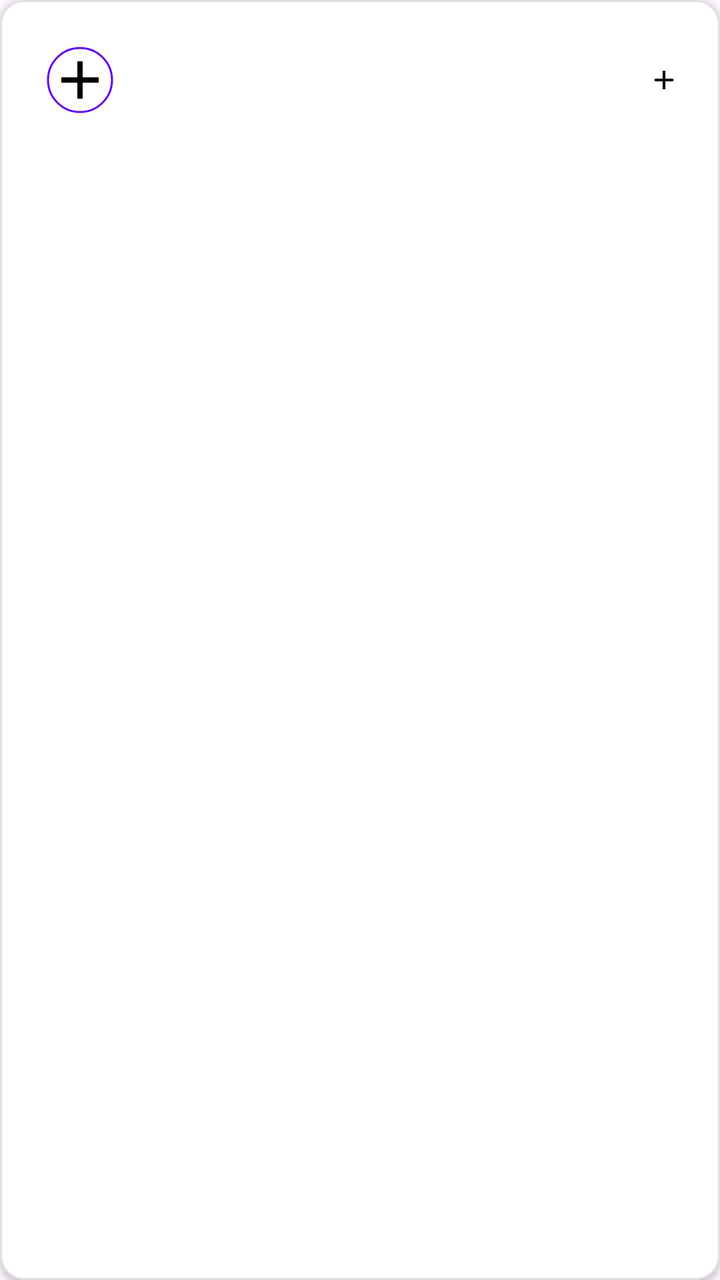
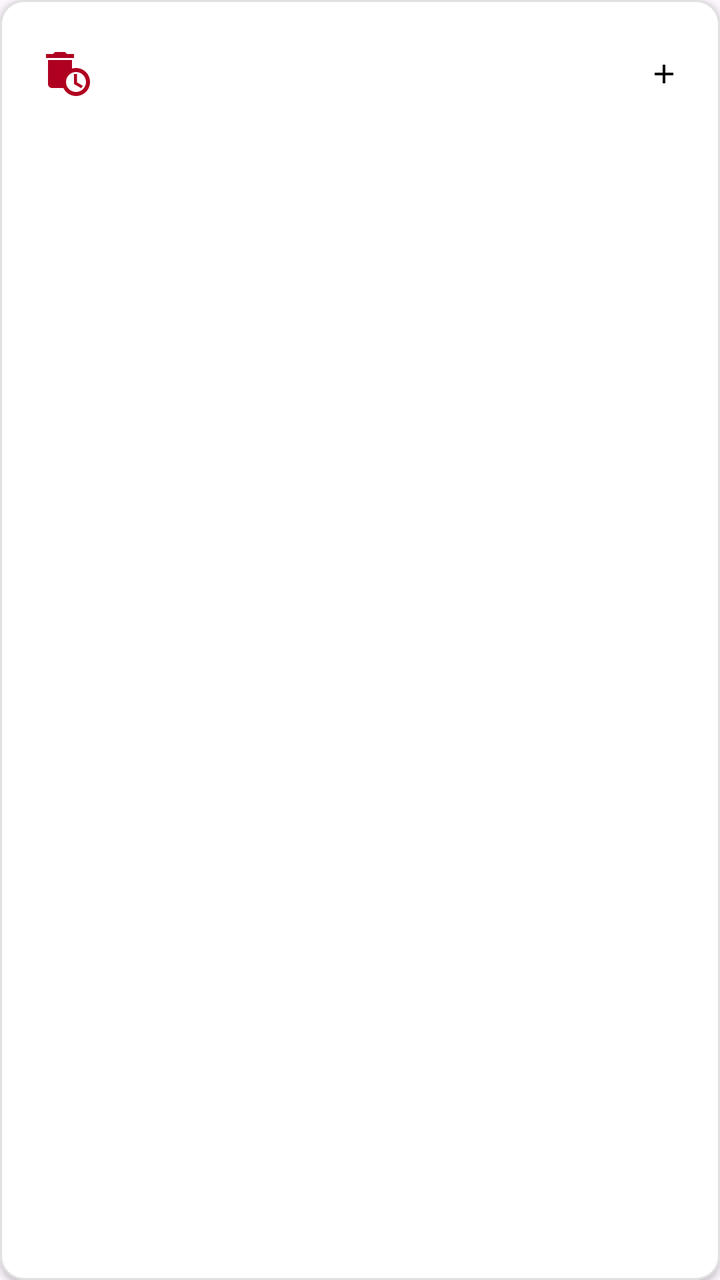

An Android layout rendered at two revisions. The XML below is the earlier revision; the diff shows what the commit changed to produce the second picture.
<!-- AndroidManifest.xml: application theme Theme.GitReposMVVM -->
<!-- res/layout/item_expense.xml -->
<?xml version="1.0" encoding="utf-8"?>
<com.google.android.material.card.MaterialCardView
        xmlns:android="http://schemas.android.com/apk/res/android"
        xmlns:app="http://schemas.android.com/apk/res-auto"
        android:layout_width="match_parent"
        android:layout_height="wrap_content"
        android:layout_margin="8dp"
        app:cardCornerRadius="12dp"
        app:cardElevation="2dp"
        app:strokeWidth="1dp"
        app:strokeColor="@color/card_stroke"
        android:backgroundTint="@color/white">

    <LinearLayout
            android:layout_width="match_parent"
            android:layout_height="wrap_content"
            android:orientation="horizontal"
            android:padding="16dp"
            android:gravity="center_vertical">

        
        <com.google.android.material.imageview.ShapeableImageView
                android:layout_width="48dp"
                android:layout_height="48dp"
                android:src="@drawable/ic_expense_category"
                app:shapeAppearanceOverlay="@style/circularImageView"
                app:strokeColor="@color/primary_color"
                app:strokeWidth="1dp"
                android:padding="8dp"
                android:backgroundTint="@color/primary_light" />

        
        <LinearLayout
                android:layout_width="0dp"
                android:layout_height="wrap_content"
                android:layout_weight="1"
                android:orientation="vertical"
                android:layout_marginStart="16dp"
                android:layout_marginEnd="8dp">

            <TextView
                    android:id="@+id/tvTitle"
                    android:layout_width="wrap_content"
                    android:layout_height="wrap_content"
                    android:textSize="16sp"
                    android:textStyle="bold"
                    android:textColor="@color/text_primary"
                    android:maxLines="1"
                    android:ellipsize="end" />

            <TextView
                    android:id="@+id/tvDate"
                    android:layout_width="wrap_content"
                    android:layout_height="wrap_content"
                    android:textSize="12sp"
                    android:textColor="@color/text_secondary"
                    android:layout_marginTop="4dp" />
        </LinearLayout>

        
        <TextView
                android:id="@+id/tvAmount"
                android:layout_width="wrap_content"
                android:layout_height="wrap_content"
                android:textSize="18sp"
                android:textStyle="bold"
                android:textColor="@color/primary_color"
                android:layout_marginEnd="8dp" />

        
        <ImageView
                android:id="@+id/ivMenu"
                android:layout_width="24dp"
                android:layout_height="24dp"
                android:src="@drawable/ic_more_vert"
                android:padding="4dp"
                android:clickable="true"
                android:focusable="true" />

    </LinearLayout>

</com.google.android.material.card.MaterialCardView>
<!-- resources referenced by this layout -->
<resources>
  <color name="card_stroke">#E0E0E0</color>
  <color name="primary_color">#6200EE</color>
  <color name="primary_light">#EFE7FF</color>
  <color name="text_primary">#1E1E1E</color>
  <color name="text_secondary">#757575</color>
  <color name="white">#FFFFFF</color>
  <!-- drawable ic_expense_category (drawable) -->
  <vector xmlns:android="http://schemas.android.com/apk/res/android" android:height="24dp" android:tint="#000000" android:viewportHeight="24" android:viewportWidth="24" android:width="24dp">
        
      <path android:fillColor="@android:color/white" android:pathData="M19,13h-6v6h-2v-6H5v-2h6V5h2v6h6v2z"/>
      
  </vector>
  <!-- drawable ic_more_vert (drawable) -->
  <vector xmlns:android="http://schemas.android.com/apk/res/android" android:height="24dp" android:tint="#000000" android:viewportHeight="24" android:viewportWidth="24" android:width="24dp">
        
      <path android:fillColor="@android:color/white" android:pathData="M19,13h-6v6h-2v-6H5v-2h6V5h2v6h6v2z"/>
      
  </vector>
  <style name="circularImageView" parent="">
              <item name="cornerFamily">rounded</item>
              <item name="cornerSize">50%</item>
          </style>
  <style name="Theme.GitReposMVVM" parent="Theme.Material3.DayNight.NoActionBar">
              <item name="colorPrimary">@color/primary_color</item>
              <item name="colorPrimaryVariant">@color/primary_dark</item>
              <item name="colorOnPrimary">@color/white</item>
              <item name="colorSecondary">@color/secondary_color</item>
              <item name="colorOnSecondary">@color/white</item>
              <item name="android:statusBarColor">?attr/colorPrimary</item>
          </style>
  <color name="primary_dark">#3700B3</color>
  <color name="secondary_color">#03DAC6</color>
</resources>

<!-- the commit's change to res/layout/item_expense.xml (unified diff, before → after) -->
@@ -19,15 +19,18 @@
             android:gravity="center_vertical">
 
         
-        <com.google.android.material.imageview.ShapeableImageView
-                android:layout_width="48dp"
-                android:layout_height="48dp"
-                android:src="@drawable/ic_expense_category"
-                app:shapeAppearanceOverlay="@style/circularImageView"
-                app:strokeColor="@color/primary_color"
-                app:strokeWidth="1dp"
-                android:padding="8dp"
-                android:backgroundTint="@color/primary_light" />
+        
+        <ImageView
+                android:id="@+id/ivDelete"
+                android:layout_width="36dp"
+                android:layout_height="36dp"
+                android:src="@drawable/ic_delete"
+                android:contentDescription="Supprimer"
+                android:tint="@color/error_color"
+                android:padding="6dp"
+                android:clickable="true"
+                android:focusable="true"
+                android:foreground="?attr/selectableItemBackgroundBorderless"/>
 
         
         <LinearLayout
<!-- resource entries referenced after the edit -->
@@ -1,15 +1,19 @@
 <!-- resources referenced by this layout -->
 <resources>
   <color name="card_stroke">#E0E0E0</color>
+  <color name="error_color">#B00020</color>
   <color name="primary_color">#6200EE</color>
-  <color name="primary_light">#EFE7FF</color>
   <color name="text_primary">#1E1E1E</color>
   <color name="text_secondary">#757575</color>
   <color name="white">#FFFFFF</color>
-  <!-- drawable ic_expense_category (drawable) -->
+  <!-- drawable ic_delete (drawable) -->
   <vector xmlns:android="http://schemas.android.com/apk/res/android" android:height="24dp" android:tint="#000000" android:viewportHeight="24" android:viewportWidth="24" android:width="24dp">
         
-      <path android:fillColor="@android:color/white" android:pathData="M19,13h-6v6h-2v-6H5v-2h6V5h2v6h6v2z"/>
+      <path android:fillColor="@android:color/white" android:pathData="M15,2l-3.5,0l-1,-1l-5,0l-1,1l-3.5,0l0,2l14,0z"/>
+        
+      <path android:fillColor="@android:color/white" android:pathData="M16,9c-0.7,0 -1.37,0.1 -2,0.29V5H2v12c0,1.1 0.9,2 2,2h5.68c1.12,2.36 3.53,4 6.32,4c3.87,0 7,-3.13 7,-7C23,12.13 19.87,9 16,9zM16,21c-2.76,0 -5,-2.24 -5,-5s2.24,-5 5,-5s5,2.24 5,5S18.76,21 16,21z"/>
+        
+      <path android:fillColor="@android:color/white" android:pathData="M16.5,12l-1.5,0l0,5l3.6,2.1l0.8,-1.2l-2.9,-1.7z"/>
       
   </vector>
   <!-- drawable ic_more_vert (drawable) -->
@@ -18,10 +22,6 @@
       <path android:fillColor="@android:color/white" android:pathData="M19,13h-6v6h-2v-6H5v-2h6V5h2v6h6v2z"/>
       
   </vector>
-  <style name="circularImageView" parent="">
-              <item name="cornerFamily">rounded</item>
-              <item name="cornerSize">50%</item>
-          </style>
   <style name="Theme.GitReposMVVM" parent="Theme.Material3.DayNight.NoActionBar">
               <item name="colorPrimary">@color/primary_color</item>
               <item name="colorPrimaryVariant">@color/primary_dark</item>
